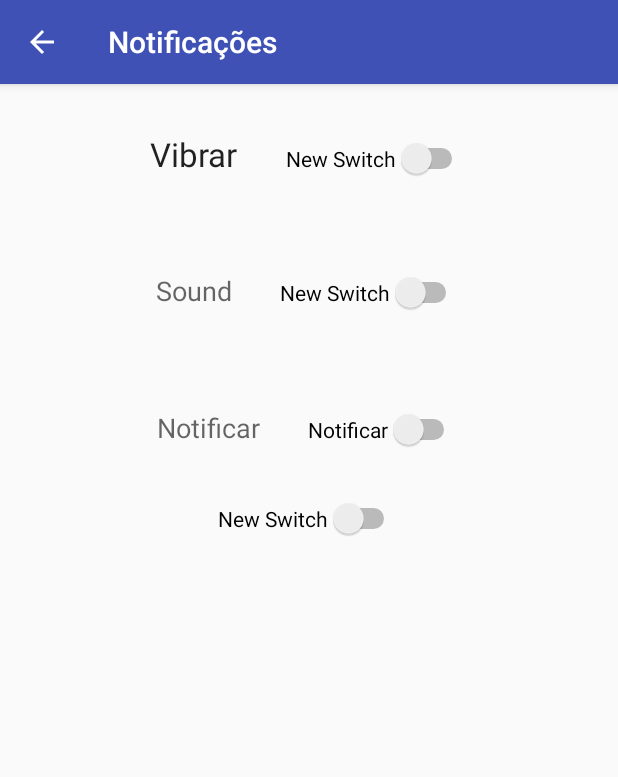
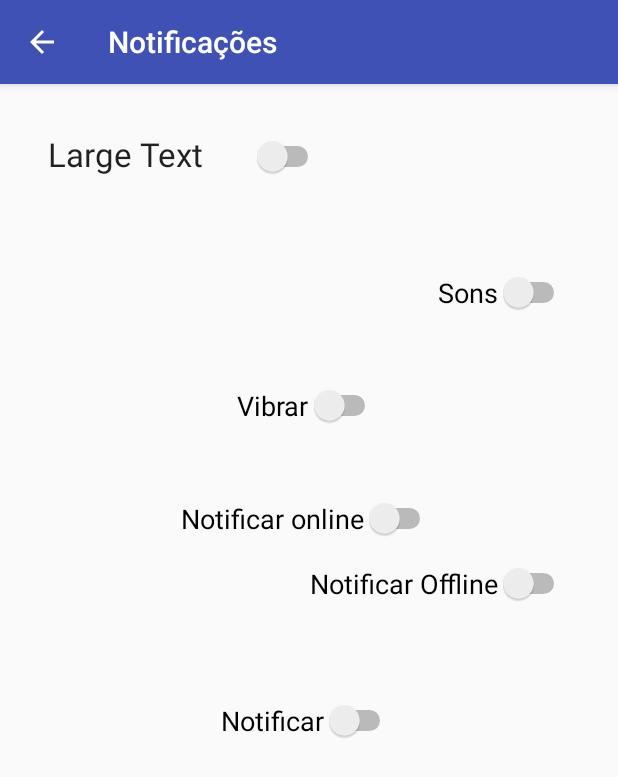
Before and after one commit to gitter-badger/reconnect, an Android app: the MainActivity screen opened directly, with no data from a screen before it, after a tap on "Notificações", on a phone screen of 412 x 824 dp. Shown: the top 777 px of the screen. Run offline under Robolectric (Android 15) with nearby library versions, the phone set to English and light mode, and no system bars.

```diff
--- a/Android/Reconnect2/app/src/main/java/com/example/peter/reconnect/ExpandableListAdapter.java
+++ b/Android/Reconnect2/app/src/main/java/com/example/peter/reconnect/ExpandableListAdapter.java
@@ -55,6 +55,7 @@ public class ExpandableListAdapter extends BaseExpandableListAdapter {
         TextView txtListChild = (TextView) convertView
                 .findViewById(R.id.lblListItem);
 
+
         txtListChild.setText(childText);
         return convertView;
     }
--- a/Android/Reconnect2/app/src/main/res/layout/activity_notifications.xml
+++ b/Android/Reconnect2/app/src/main/res/layout/activity_notifications.xml
@@ -4,52 +4,115 @@
     android:layout_height="match_parent"
     android:id="@+id/NotificationMenu">
 
+    <ScrollView
+        android:layout_width="fill_parent"
+        android:layout_height="fill_parent"
+        android:id="@+id/scrollView"
+        android:layout_gravity="right">
+
+        <LinearLayout
+            android:layout_width="match_parent"
+            android:layout_height="match_parent"
+            android:orientation="vertical">
+
+            <TableRow
+                android:layout_width="fill_parent"
+                android:layout_height="wrap_content"
+                android:layout_margin="@dimen/activity_vertical_margin"
+                android:id="@+id/tableRow2">
+
+                <TextView
+                    android:layout_width="wrap_content"
+                    android:layout_height="wrap_content"
+                    android:textAppearance="?android:attr/textAppearanceLarge"
+                    android:text="Large Text"
+                    android:id="@+id/textView6"
+                    android:layout_margin="@dimen/activity_vertical_margin"
+                    android:gravity="left" />
+
+                <Switch
+                    android:layout_width="wrap_content"
+                    android:layout_height="wrap_content"
+                    android:id="@+id/switch2"
+                    android:layout_margin="@dimen/activity_vertical_margin"
+                    android:textOff="Nao"
+                    android:textOn="Sim"
+                    android:textSize="18sp" />
+
+            </TableRow>
+
+            <TableRow
+                android:layout_width="wrap_content"
+                android:layout_height="wrap_content"
+                android:layout_gravity="center_horizontal|right"
+                android:layout_margin="@dimen/activity_vertical_margin"
+                android:id="@+id/tablerow5">
+
+                <Switch
+                    android:layout_width="wrap_content"
+                    android:layout_height="wrap_content"
+                    android:text="Sons"
+                    android:id="@+id/switch3"
+                    android:layout_margin="@dimen/activity_vertical_margin"
+                    android:textSize="18sp"
+                    android:textOn="Sim"
+                    android:textOff="Nao" />
+
+            </TableRow>
+
             <TableRow
                 android:layout_width="wrap_content"
                 android:layout_height="wrap_content"
                 android:layout_alignParentTop="true"
                 android:layout_centerHorizontal="true"
-        android:id="@+id/tableRow"
+                android:id="@+id/tableRow6"
                 android:layout_gravity="center_horizontal"
                 android:layout_margin="@dimen/activity_vertical_margin">
-
-        <TextView
-            android:layout_width="wrap_content"
-            android:layout_height="wrap_content"
-            android:textAppearance="?android:attr/textAppearanceLarge"
-            android:text="Vibrar"
-            android:id="@+id/textView6"
-            android:layout_margin="@dimen/activity_vertical_margin" />
 
                 <Switch
                     android:layout_width="wrap_content"
                     android:layout_height="wrap_content"
-            android:text="New Switch"
+                    android:text="Vibrar"
                     android:id="@+id/switch1"
-            android:layout_margin="@dimen/activity_vertical_margin" />
+                    android:layout_margin="@dimen/activity_vertical_margin"
+                    android:textSize="18sp"
+                    android:layout_gravity="right"
+                    android:textOff="Nao"
+                    android:textOn="Sim" />
             </TableRow>
 
             <TableRow
                 android:layout_width="wrap_content"
                 android:layout_height="wrap_content"
                 android:layout_gravity="center_horizontal"
-        android:layout_margin="@dimen/activity_vertical_margin">
-
-        <TextView
-            android:layout_width="wrap_content"
-            android:layout_height="wrap_content"
-            android:textAppearance="?android:attr/textAppearanceMedium"
-            android:text="Sound"
-            android:id="@+id/textView9"
-            android:layout_margin="@dimen/activity_vertical_margin" />
+                android:id="@+id/tablerow1">
 
                 <Switch
                     android:layout_width="wrap_content"
                     android:layout_height="wrap_content"
-            android:text="New Switch"
-            android:id="@+id/switch3"
-            android:layout_margin="@dimen/activity_vertical_margin" />
+                    android:text="Notificar online"
+                    android:id="@+id/switch4"
+                    android:textSize="18sp"
+                    android:layout_gravity="right" />
+            </TableRow>
 
+            <TableRow
+                android:layout_width="wrap_content"
+                android:layout_height="wrap_content"
+                android:layout_gravity="center_horizontal|right"
+                android:layout_margin="@dimen/activity_vertical_margin"
+                android:id="@+id/tableRow3" >
+
+                <Switch
+                    android:layout_width="wrap_content"
+                    android:layout_height="wrap_content"
+                    android:text="Notificar Offline"
+                    android:id="@+id/switch5"
+                    android:layout_margin="@dimen/activity_vertical_margin"
+                    android:textOff="Sim"
+                    android:textOn="Nao"
+                    android:textSize="18sp"
+                    android:layout_gravity="right" />
             </TableRow>
 
             <TableRow
@@ -57,36 +120,20 @@
                 android:layout_height="wrap_content"
                 android:layout_gravity="center_horizontal"
                 android:layout_margin="@dimen/activity_vertical_margin"
-        android:id="@+id/tableRow2">
-
-        <TextView
-            android:layout_width="wrap_content"
-            android:layout_height="wrap_content"
-            android:textAppearance="?android:attr/textAppearanceMedium"
-            android:text="Notificar"
-            android:id="@+id/textView8"
-            android:layout_margin="@dimen/activity_vertical_margin" />
+                android:id="@+id/tableRow4" >
 
                 <Switch
                     android:layout_width="wrap_content"
                     android:layout_height="wrap_content"
                     android:text="Notificar"
-            android:id="@+id/switch2"
+                    android:id="@+id/switch6"
                     android:layout_margin="@dimen/activity_vertical_margin"
-            android:textOff="Desligar"
-            android:textOn="Ligar" />
+                    android:textOff="Nao"
+                    android:textOn="Sim"
+                    android:textSize="18sp"
+                    android:layout_gravity="right" />
             </TableRow>
-
-    <TableRow
-        android:layout_width="wrap_content"
-        android:layout_height="wrap_content"
-        android:layout_gravity="center_horizontal">
-
-        <Switch
-            android:layout_width="wrap_content"
-            android:layout_height="wrap_content"
-            android:text="New Switch"
-            android:id="@+id/switch4" />
-    </TableRow>
+        </LinearLayout>
+    </ScrollView>
 
 </LinearLayout>
```
Also changed, not shown: Android/Reconnect2/app/src/main/AndroidManifest.xml (+10 -3 lines), Android/Reconnect2/app/src/main/java/com/example/peter/reconnect/MainActivity.java (+6 -1 lines), Android/Reconnect2/app/src/main/java/com/example/peter/reconnect/MyService.java (added, +79 -0 lines), Android/Reconnect2/app/src/main/java/com/example/peter/reconnect/NetworkChangeReceiver.java (+9 -3 lines). Lines whose indentation alone changed are shown as unchanged.
